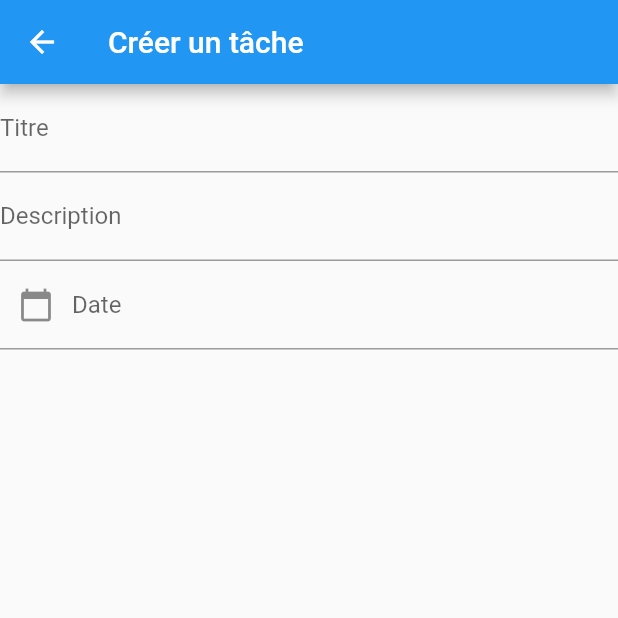
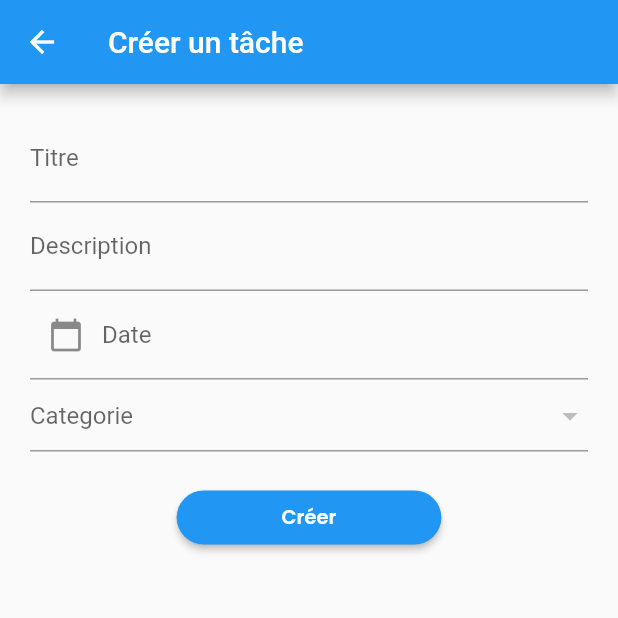
Before and after one commit to inadias/flutter-remindme, a Flutter app: the TodoPage screen opened directly, on a phone screen of 412 x 824 dp, the top half of it. Run offline on Flutter 3.47's test engine with Material 2 defaults, Android fonts, the light colour scheme and no system bars; our stand-ins replace google_fonts, sqflite; accounts and stored records are empty; network calls fail.

Commit message:
creation de la page todo avec le menu et configuration du btn liste déroulante

```diff
--- a/lib/Services/categorie_service.dart
+++ b/lib/Services/categorie_service.dart
@@ -14,7 +14,7 @@ var _repository;
     return await _repository.insertData('categories',categorie.categorieMap());
 
   }
-  readCategories(Categorie categorie)async{
+  readCategories()async{
 
     return await _repository.readData('categories');
   }
--- a/lib/categories_page.dart
+++ b/lib/categories_page.dart
@@ -37,7 +37,7 @@ class _CategoriesPageState extends State<CategoriesPage> {
 
   getAllCategories()async{
        _categorieList =<Categorie>[];
-    var allCategorie = await _categorieService.readCategories(_categorie);
+    var allCategorie = await _categorieService.readCategories();
     allCategorie.forEach((categorie)=>{
 
       setState((){
@@ -245,7 +245,7 @@ class _CategoriesPageState extends State<CategoriesPage> {
                 onPressed: () async{
 
                   var resultat = await _categorieService.deleteCategorie(categorieId);
-                  if(resultat > 0){
+                  if(resultat >= 0){
                     Navigator.pop(context);
                     getAllCategories();
                     ScaffoldMessenger.of(context).showSnackBar(
--- a/lib/main.dart
+++ b/lib/main.dart
@@ -1,5 +1,5 @@
 import 'package:flutter/material.dart';
-import 'animation_delay.dart';
+
 import 'package:remind_me/welcome_page.dart';
 const color_red = const Color(0xFFE9717D);
 const color_green = const Color(0xFF427577);
--- a/lib/to_do_list_page.dart
+++ b/lib/to_do_list_page.dart
@@ -1,4 +1,9 @@
+
+
 import 'package:flutter/material.dart';
+import 'package:google_fonts/google_fonts.dart';
+import 'package:remind_me/Services/categorie_service.dart';
+import 'package:remind_me/animation_delay.dart';
 class TodoPage extends StatefulWidget {
   const TodoPage({Key? key}) : super(key: key);
 
@@ -14,16 +19,45 @@ class _TodoPageState extends State<TodoPage> {
   var toDoDateController = TextEditingController();
 
   @override
+  void initState(){
+    super.initState();
+    _loadCategorie();
+  }
+
+  var _selectedValue;
+ // ignore: prefer_collection_literals
+var _categories = <DropdownMenuItem>[];
+
+
+  _loadCategorie() async {
+    var _categorieService= CategorieService();
+    var categories = await _categorieService.readCategories();
+    categories.forEach((categorie){
+      setState(() {
+        _categories.add(DropdownMenuItem(
+          child: Text(categorie['name']),
+          value: categorie['name'],
+        ));
+      });
+    });
+
+  }
+
+  @override
   Widget build(BuildContext context) {
     return Scaffold(
       appBar: AppBar(
         title: Text("Créer un tâche"),
       ),
-      body: Column(
+      body: Padding(
+        padding: const EdgeInsets.all(20.0),
+        child: SingleChildScrollView(
+          child: Column(
             children: <Widget>[
               TextField(
                 controller: toDoTitleController,
                 decoration: InputDecoration(
+
                   labelText: 'Titre',
                   hintText: 'Saisir un titre' ,
                 ) ,
@@ -45,8 +79,47 @@ class _TodoPageState extends State<TodoPage> {
                     child: Icon(Icons.calendar_today),
                   )
                 ) ,
-          )
+              ),
+              DropdownButtonFormField(
+                  value:_selectedValue,
+                  items:_categories,
+                  hint: Text('Categorie'),
+
+                  onChanged: (value)=>{
+                    setState((){
+                      _selectedValue=value;
+                    })
+                  }),
+
+            SizedBox(height: 20,),
+              DelayedAnimation(
+                delay: 1000,
+                child: ElevatedButton(
+                  style: ElevatedButton.styleFrom(
+                    shape: StadiumBorder(),
+
+                    padding: EdgeInsets.symmetric(
+                      horizontal: 70,
+                      vertical: 7,
+                    ),
+                  ),
+                  child: Text(
+                    'Créer',
+                    style: GoogleFonts.poppins(
+                      color: Colors.white,
+                      fontSize: 13,
+
+                      fontWeight: FontWeight.w600,
+                    ),
+                  ),
+                  onPressed:(){}
+
+                ),
+              ),
+
             ],
+          ),
+        ),
       )
     );
   }
--- a/lib/todo_list.dart
+++ b/lib/todo_list.dart
@@ -1,5 +1,6 @@
 import 'package:flutter/material.dart';
 import 'package:remind_me/drawer.dart';
+import 'package:remind_me/to_do_list_page.dart';
 class MovieList extends StatefulWidget {
   const MovieList({Key? key}) : super(key: key);
 
@@ -17,6 +18,8 @@ class _MovieListState extends State<MovieList> {
           title: Text("Liste"),
         ),
         drawer: DrawerNavigator(),
+        floatingActionButton:FloatingActionButton( onPressed: ()=>Navigator.of(context).push(MaterialPageRoute(builder: (context) => TodoPage(),))
+          ,child: Icon(Icons.add),),
 
 
 
```
Lines whose indentation alone changed are shown as unchanged.
